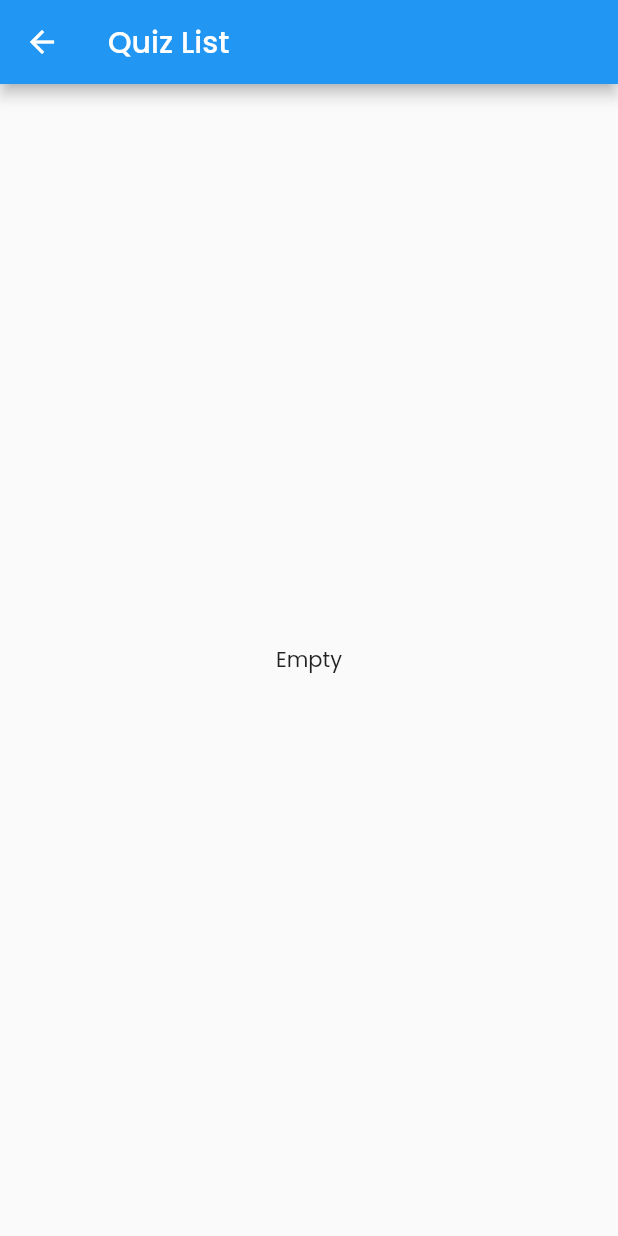
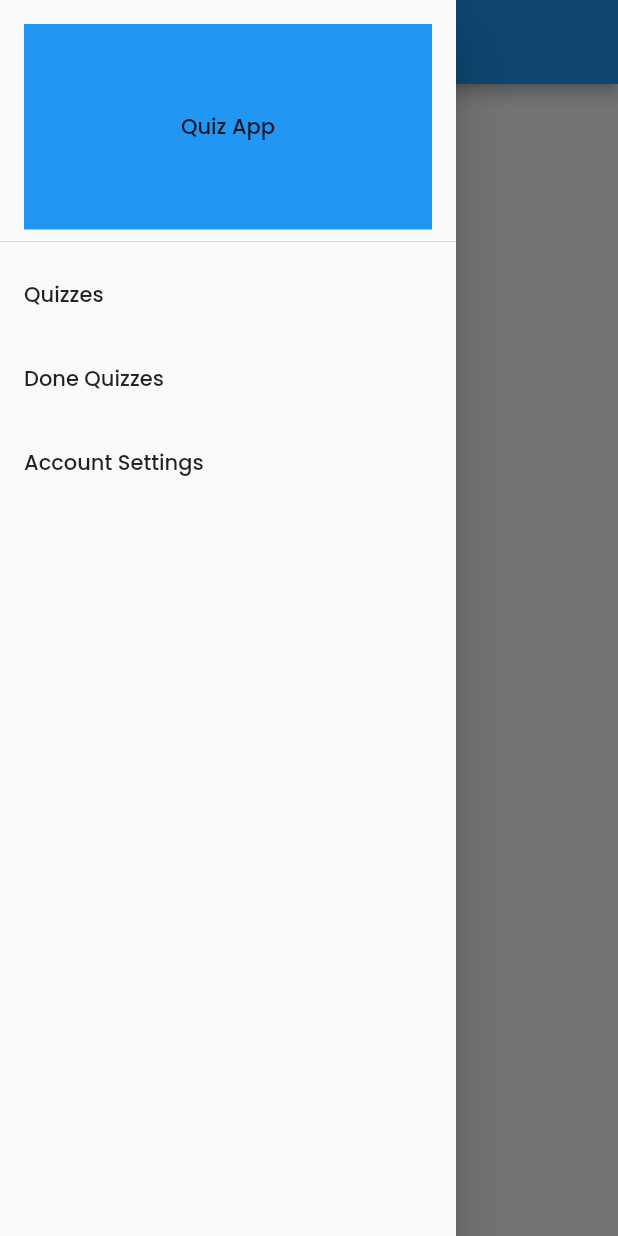
Before and after one commit to neziarxdxd/qazu, a Flutter app: the QuizListStudents screen opened directly, with the side drawer open (before the commit the screen has no drawer), on a phone screen of 412 x 824 dp. Run offline on Flutter 3.47's test engine with Material 2 defaults, Android fonts, the phone set to English and light mode, and no system bars; our stand-ins replace animated_text_kit, hive, hive_flutter; missing offline and left inert: random_password_generator; accounts and stored records are empty.

Commit message:
fix: scoring and pages

```diff
--- a/lib/db/models/question_answer_model.dart
+++ b/lib/db/models/question_answer_model.dart
@@ -20,6 +20,10 @@ class QuestionAnswerModel {
   String? option3;
   @HiveField(6)
   String? option4;
+  @HiveField(7)
+  int? quizId;
+  @HiveField(8)
+  int? points;
 
   QuestionAnswerModel(
       {this.id,
--- a/lib/list_of_quiz.dart
+++ b/lib/list_of_quiz.dart
@@ -1,5 +1,6 @@
 import 'package:flutter/material.dart';
 import 'package:hive_flutter/hive_flutter.dart';
+import 'package:qazu/account_setting.dart';
 import 'package:qazu/db/models/quiz_model.dart';
 import 'package:qazu/db/quiz_add.dart';
 import 'package:qazu/quiz_app.dart';
@@ -30,6 +31,50 @@ class _QuizListStudentsState extends State<QuizListStudents> {
   @override
   Widget build(BuildContext context) {
     return Scaffold(
+      drawer: Drawer(
+        child: ListView(
+          children: [
+            DrawerHeader(
+              child: Container(
+                color: Colors.blue,
+                child: Column(
+                  mainAxisAlignment: MainAxisAlignment.center,
+                  children: [
+                    const Text("Quiz App"),
+                  ],
+                ),
+              ),
+            ),
+            ListTile(
+              onTap: () {
+                Navigator.pushReplacement(
+                    context,
+                    MaterialPageRoute(
+                        builder: (context) => const QuizListStudents()));
+              },
+              title: const Text("Quizzes"),
+            ),
+            ListTile(
+              onTap: () {
+                Navigator.pushReplacement(
+                    context,
+                    MaterialPageRoute(
+                        builder: (context) => const QuizListStudents()));
+              },
+              title: const Text("Done Quizzes"),
+            ),
+            ListTile(
+              onTap: () {
+                Navigator.pushReplacement(
+                    context,
+                    MaterialPageRoute(
+                        builder: (context) => const AccountSetting()));
+              },
+              title: const Text("Account Settings"),
+            ),
+          ],
+        ),
+      ),
       appBar: AppBar(
         title: const Text("Quiz List"),
       ),
```
Also changed, not shown: lib/account_setting.dart (added, +66 -0 lines), lib/done_quiz.dart (+7 -2 lines), lib/quiz_app.dart (+28 -11 lines), assets/images/done.png (added), lib/db/models/question_answer_model.g.dart, lib/db/models/quiz_model.g.dart, 1 other file.
